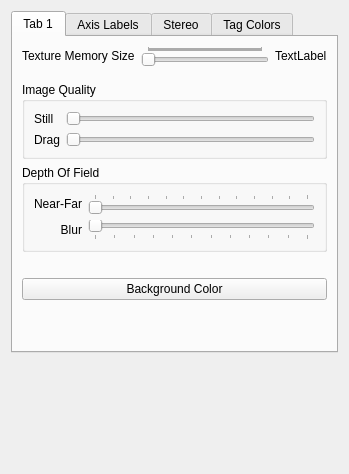
Qt form drishti/preferenceswidget.ui (nci/drishti) before a commit.
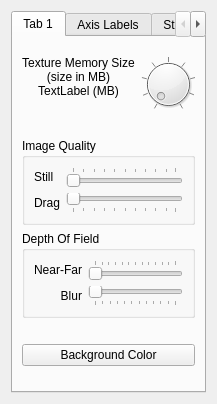
The same form after that commit.

What changed in the file:
```diff
--- a/drishti/preferenceswidget.ui
+++ b/drishti/preferenceswidget.ui
@@ -6,8 +6,8 @@
    <rect>
     <x>0</x>
     <y>0</y>
-    <width>349</width>
-    <height>474</height>
+    <width>215</width>
+    <height>404</height>
    </rect>
   </property>
   <property name="sizePolicy">
@@ -32,10 +32,13 @@
       <attribute name="title">
        <string>Tab 1</string>
       </attribute>
-      <layout class="QVBoxLayout">
-       <item>
-        <layout class="QHBoxLayout">
-         <item>
+      <layout class="QGridLayout" name="gridLayout_3">
+       <item row="0" column="0">
+        <layout class="QGridLayout" name="gridLayout_2">
+         <property name="verticalSpacing">
+          <number>0</number>
+         </property>
+         <item row="0" column="1">
           <widget class="QLabel" name="label_10">
            <property name="toolTip">
             <string>&lt;!DOCTYPE HTML PUBLIC &quot;-//W3C//DTD HTML 4.0//EN&quot; &quot;http://www.w3.org/TR/REC-html40/strict.dtd&quot;&gt;
@@ -50,12 +53,57 @@
             <string/>
            </property>
            <property name="text">
-            <string>Texture Memory Size</string>
+            <string>Texture Memory Size
+(size in MB)</string>
            </property>
+           <property name="alignment">
+            <set>Qt::AlignBottom|Qt::AlignHCenter</set>
+           </property>
           </widget>
          </item>
-         <item>
-          <widget class="QSlider" name="m_textureMemorySize">
+         <item row="0" column="3">
+          <spacer name="horizontalSpacer">
+           <property name="orientation">
+            <enum>Qt::Horizontal</enum>
+           </property>
+           <property name="sizeHint" stdset="0">
+            <size>
+             <width>40</width>
+             <height>20</height>
+            </size>
+           </property>
+          </spacer>
+         </item>
+         <item row="1" column="1">
+          <widget class="QLabel" name="label_12">
+           <property name="text">
+            <string>TextLabel (MB)</string>
+           </property>
+           <property name="textFormat">
+            <enum>Qt::AutoText</enum>
+           </property>
+           <property name="scaledContents">
+            <bool>true</bool>
+           </property>
+           <property name="alignment">
+            <set>Qt::AlignHCenter|Qt::AlignTop</set>
+           </property>
+          </widget>
+         </item>
+         <item row="0" column="2" rowspan="2">
+          <widget class="QDial" name="m_textureMemorySize">
+           <property name="sizePolicy">
+            <sizepolicy hsizetype="Preferred" vsizetype="Preferred">
+             <horstretch>0</horstretch>
+             <verstretch>0</verstretch>
+            </sizepolicy>
+           </property>
+           <property name="maximumSize">
+            <size>
+             <width>100</width>
+             <height>100</height>
+            </size>
+           </property>
            <property name="minimum">
             <number>128</number>
            </property>
@@ -63,7 +111,7 @@
             <number>65535</number>
            </property>
            <property name="singleStep">
-            <number>32</number>
+            <number>128</number>
            </property>
            <property name="pageStep">
             <number>128</number>
@@ -71,24 +119,36 @@
            <property name="orientation">
             <enum>Qt::Horizontal</enum>
            </property>
-           <property name="tickPosition">
-            <enum>QSlider::TicksAbove</enum>
+           <property name="invertedAppearance">
+            <bool>false</bool>
            </property>
-           <property name="tickInterval">
-            <number>0</number>
+           <property name="wrapping">
+            <bool>false</bool>
+           </property>
+           <property name="notchTarget">
+            <double>0.785000000000000</double>
+           </property>
+           <property name="notchesVisible">
+            <bool>true</bool>
            </property>
           </widget>
          </item>
-         <item>
-          <widget class="QLabel" name="label_12">
-           <property name="text">
-            <string>TextLabel</string>
+         <item row="0" column="0">
+          <spacer name="horizontalSpacer_2">
+           <property name="orientation">
+            <enum>Qt::Horizontal</enum>
            </property>
-          </widget>
+           <property name="sizeHint" stdset="0">
+            <size>
+             <width>40</width>
+             <height>20</height>
+            </size>
+           </property>
+          </spacer>
          </item>
         </layout>
        </item>
-       <item>
+       <item row="1" column="0">
         <spacer>
          <property name="orientation">
           <enum>Qt::Vertical</enum>
@@ -104,7 +164,7 @@
          </property>
         </spacer>
        </item>
-       <item>
+       <item row="2" column="0">
         <widget class="QGroupBox" name="groupBox_2">
          <property name="title">
           <string>Image Quality</string>
@@ -113,24 +173,6 @@
           <bool>false</bool>
          </property>
          <layout class="QGridLayout">
-          <item row="0" column="1">
-           <widget class="QSlider" name="m_still">
-            <property name="toolTip">
-             <string>&lt;!DOCTYPE HTML PUBLIC &quot;-//W3C//DTD HTML 4.0//EN&quot; &quot;http://www.w3.org/TR/REC-html40/strict.dtd&quot;&gt;
-&lt;html&gt;&lt;head&gt;&lt;meta name=&quot;qrichtext&quot; content=&quot;1&quot; /&gt;&lt;style type=&quot;text/css&quot;&gt;
-p, li { white-space: pre-wrap; }
-&lt;/style&gt;&lt;/head&gt;&lt;body style=&quot; font-family:'MS Shell Dlg 2'; font-size:8.25pt; font-weight:400; font-style:normal;&quot;&gt;
-&lt;p style=&quot; margin-top:0px; margin-bottom:0px; margin-left:0px; margin-right:0px; -qt-block-indent:0; text-indent:0px; font-size:8pt;&quot;&gt;&lt;span style=&quot; font-size:12pt;&quot;&gt;This control determines image quality when in still mode of rendering.  Still mode of rendering is active when mouse is not dragged.&lt;/span&gt;&lt;/p&gt;
-&lt;p style=&quot;-qt-paragraph-type:empty; margin-top:0px; margin-bottom:0px; margin-left:0px; margin-right:0px; -qt-block-indent:0; text-indent:0px; font-size:12pt;&quot;&gt;&lt;/p&gt;
-&lt;p style=&quot; margin-top:0px; margin-bottom:0px; margin-left:0px; margin-right:0px; -qt-block-indent:0; text-indent:0px; font-size:12pt;&quot;&gt;The slider position is used to calculate number of interpolated samples per voxel.  Higher the number of samples better is the image quality.&lt;/p&gt;
-&lt;p style=&quot;-qt-paragraph-type:empty; margin-top:0px; margin-bottom:0px; margin-left:0px; margin-right:0px; -qt-block-indent:0; text-indent:0px; font-size:12pt;&quot;&gt;&lt;/p&gt;
-&lt;p style=&quot; margin-top:0px; margin-bottom:0px; margin-left:0px; margin-right:0px; -qt-block-indent:0; text-indent:0px; font-size:12pt;&quot;&gt;Image rendering might become slower for higher values.&lt;/p&gt;&lt;/body&gt;&lt;/html&gt;</string>
-            </property>
-            <property name="orientation">
-             <enum>Qt::Horizontal</enum>
-            </property>
-           </widget>
-          </item>
           <item row="1" column="1">
            <widget class="QSlider" name="m_drag">
             <property name="toolTip">
@@ -147,6 +189,9 @@
             <property name="orientation">
              <enum>Qt::Horizontal</enum>
             </property>
+            <property name="tickPosition">
+             <enum>QSlider::TicksBelow</enum>
+            </property>
            </widget>
           </item>
           <item row="0" column="0">
@@ -163,10 +208,31 @@
             </property>
            </widget>
           </item>
+          <item row="0" column="1">
+           <widget class="QSlider" name="m_still">
+            <property name="toolTip">
+             <string>&lt;!DOCTYPE HTML PUBLIC &quot;-//W3C//DTD HTML 4.0//EN&quot; &quot;http://www.w3.org/TR/REC-html40/strict.dtd&quot;&gt;
+&lt;html&gt;&lt;head&gt;&lt;meta name=&quot;qrichtext&quot; content=&quot;1&quot; /&gt;&lt;style type=&quot;text/css&quot;&gt;
+p, li { white-space: pre-wrap; }
+&lt;/style&gt;&lt;/head&gt;&lt;body style=&quot; font-family:'MS Shell Dlg 2'; font-size:8.25pt; font-weight:400; font-style:normal;&quot;&gt;
+&lt;p style=&quot; margin-top:0px; margin-bottom:0px; margin-left:0px; margin-right:0px; -qt-block-indent:0; text-indent:0px; font-size:8pt;&quot;&gt;&lt;span style=&quot; font-size:12pt;&quot;&gt;This control determines image quality when in still mode of rendering.  Still mode of rendering is active when mouse is not dragged.&lt;/span&gt;&lt;/p&gt;
+&lt;p style=&quot;-qt-paragraph-type:empty; margin-top:0px; margin-bottom:0px; margin-left:0px; margin-right:0px; -qt-block-indent:0; text-indent:0px; font-size:12pt;&quot;&gt;&lt;/p&gt;
+&lt;p style=&quot; margin-top:0px; margin-bottom:0px; margin-left:0px; margin-right:0px; -qt-block-indent:0; text-indent:0px; font-size:12pt;&quot;&gt;The slider position is used to calculate number of interpolated samples per voxel.  Higher the number of samples better is the image quality.&lt;/p&gt;
+&lt;p style=&quot;-qt-paragraph-type:empty; margin-top:0px; margin-bottom:0px; margin-left:0px; margin-right:0px; -qt-block-indent:0; text-indent:0px; font-size:12pt;&quot;&gt;&lt;/p&gt;
+&lt;p style=&quot; margin-top:0px; margin-bottom:0px; margin-left:0px; margin-right:0px; -qt-block-indent:0; text-indent:0px; font-size:12pt;&quot;&gt;Image rendering might become slower for higher values.&lt;/p&gt;&lt;/body&gt;&lt;/html&gt;</string>
+            </property>
+            <property name="orientation">
+             <enum>Qt::Horizontal</enum>
+            </property>
+            <property name="tickPosition">
+             <enum>QSlider::TicksAbove</enum>
+            </property>
+           </widget>
+          </item>
          </layout>
         </widget>
        </item>
-       <item>
+       <item row="3" column="0">
         <widget class="QGroupBox" name="groupBox_3">
          <property name="title">
           <string>Depth Of Field</string>
@@ -224,7 +290,7 @@
          </layout>
         </widget>
        </item>
-       <item>
+       <item row="4" column="0">
         <spacer>
          <property name="orientation">
           <enum>Qt::Vertical</enum>
@@ -240,7 +306,7 @@
          </property>
         </spacer>
        </item>
-       <item>
+       <item row="5" column="0">
         <widget class="QPushButton" name="m_bgcolor">
          <property name="toolTip">
           <string>&lt;!DOCTYPE HTML PUBLIC &quot;-//W3C//DTD HTML 4.0//EN&quot; &quot;http://www.w3.org/TR/REC-html40/strict.dtd&quot;&gt;
@@ -254,7 +320,7 @@
          </property>
         </widget>
        </item>
-       <item>
+       <item row="6" column="0">
         <spacer>
          <property name="orientation">
           <enum>Qt::Vertical</enum>
```
Left out of the diff: 8 changed lines with no effect on the pictures.
